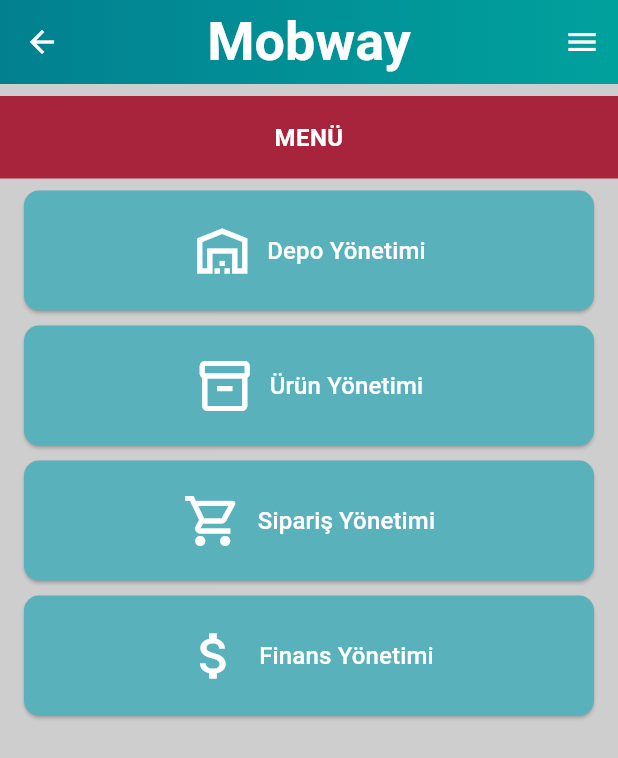
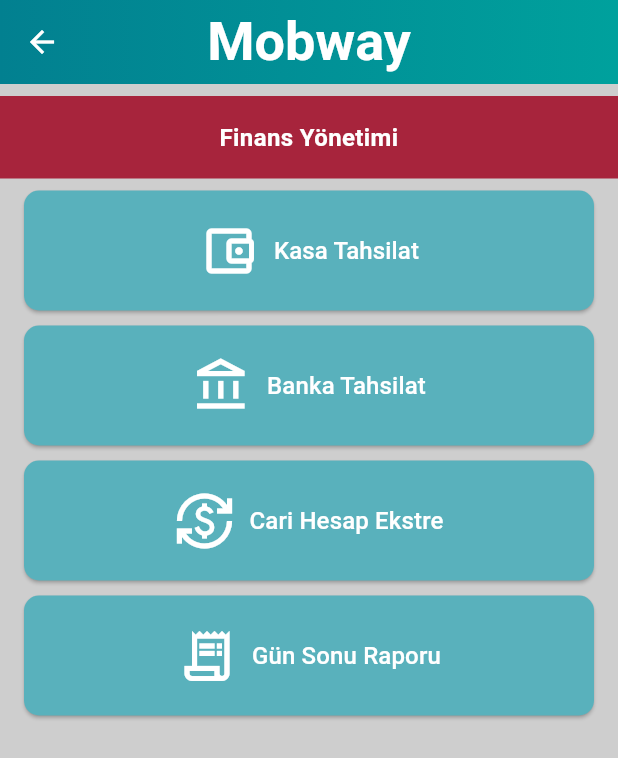
Before and after one commit to mehmetfurkansakiz/mobway_clone_app, a Flutter app: the MenuScreen screen opened directly, after a tap on "Finans Yönetimi", on a phone screen of 412 x 824 dp. Shown: the top 758 px of the screen. Run offline on Flutter 3.47's test engine with Material 3 defaults, Android fonts, the light colour scheme and no system bars.

Commit message:
Added Finans Yonetimi Screen.

```diff
--- /dev/null
+++ b/lib/finans_yonetimi_screen.dart
@@ -0,0 +1,72 @@
+import 'package:flutter/material.dart';
+import 'package:mobway_clone_app/core/custom_app_bar.dart';
+import 'package:mobway_clone_app/core/custom_icon_button.dart';
+import 'package:mobway_clone_app/core/custom_red_banner.dart';
+import 'package:mobway_clone_app/service/icon_button_model.dart';
+
+class FinansYonetimiScreen extends StatelessWidget {
+  const FinansYonetimiScreen({super.key});
+
+  @override
+  Widget build(BuildContext context) {
+    // Dummy Finans Yönetimi Button List
+    final List<IconButtonModel> finansYonetimiButtons = [
+      IconButtonModel(
+        text: 'Kasa Tahsilat',
+        icon: Icons.account_balance_wallet_outlined,
+        onPressed: () {
+          print('Pressed to Kasa Tahsilat!');
+        },
+      ),
+      IconButtonModel(
+        text: 'Banka Tahsilat',
+        icon: Icons.account_balance_outlined,
+        onPressed: () {
+          print('Pressed to Banka Tahsilat!');
+        },
+      ),
+      IconButtonModel(
+        text: 'Cari Hesap Ekstre',
+        icon: Icons.currency_exchange_outlined,
+        onPressed: () {
+          print('Pressed to Cari Hesap Ekstre!');
+        },
+      ),
+      IconButtonModel(
+        text: 'Gün Sonu Raporu',
+        icon: Icons.receipt_long_outlined,
+        onPressed: () {
+          print('Pressed to Gün Sonu Raporu!');
+        },
+      ),
+    ];
+
+    return Scaffold(
+      appBar: const CustomAppBar(),
+      body: Column(
+        children: [
+          const CustomRedBanner(title: 'Finans Yönetimi'),
+          Expanded(
+            child: Padding(
+              padding: const EdgeInsets.symmetric(horizontal: 16.0),
+              child: ListView.builder(
+                itemCount: finansYonetimiButtons.length,
+                itemBuilder: (context, index) {
+                  final finansYonetimiButton = finansYonetimiButtons[index];
+                  return Padding(
+                    padding: const EdgeInsets.only(bottom: 10.0),
+                    child: CustomIconButton(
+                      text: finansYonetimiButton.text,
+                      onPressed: finansYonetimiButton.onPressed,
+                      icon: finansYonetimiButton.icon,
+                    ),
+                  );
+                },
+              ),
+            ),
+          ),
+        ],
+      ),
+    );
+  }
+}
--- a/lib/menu_screen.dart
+++ b/lib/menu_screen.dart
@@ -4,6 +4,7 @@
 import 'package:mobway_clone_app/core/custom_icon_button.dart';
 import 'package:mobway_clone_app/core/custom_red_banner.dart';
 import 'package:mobway_clone_app/depo_yonetimi_screen.dart';
+import 'package:mobway_clone_app/finans_yonetimi_screen.dart';
 import 'package:mobway_clone_app/service/icon_button_model.dart';
 import 'package:mobway_clone_app/siparis_yonetimi_screen.dart';
 import 'package:mobway_clone_app/urun_yonetimi_screen.dart';
@@ -44,7 +45,9 @@
         text: 'Finans Yönetimi',
         icon: Icons.attach_money_outlined,
         onPressed: () {
-          print('Pressed to Finans Yönetimi!');
+          Navigator.of(context).push(
+            MaterialPageRoute(builder: (context) => const FinansYonetimiScreen()),
+          );
         },
       )
     ];
```
